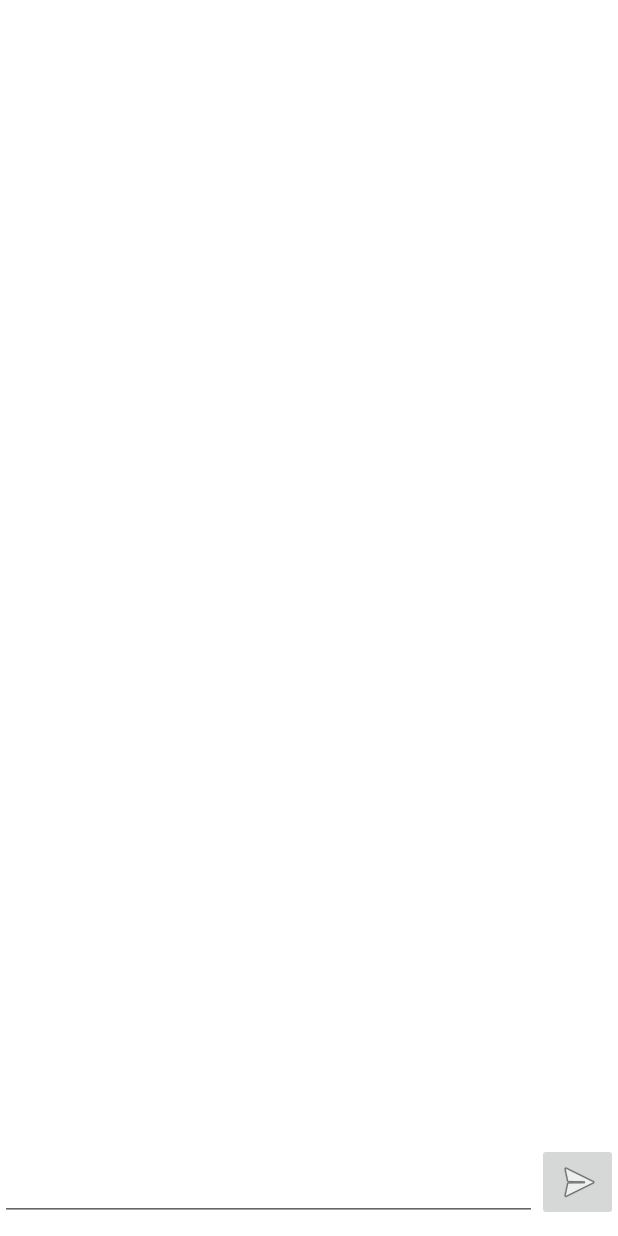
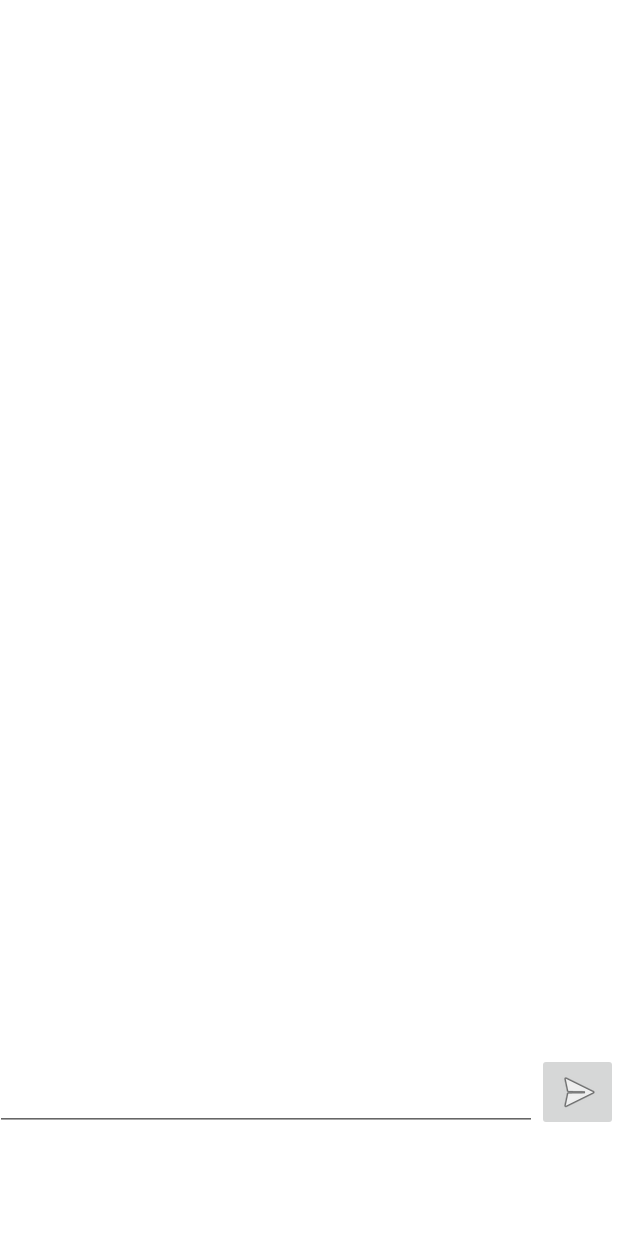
Before and after one commit to iyesha-Gonzalez/RatllerConnect, an Android app: the layout activity_chat.xml on its own in the app's theme, with its tools: preview values and no code run, on a phone screen of 412 x 824 dp. Run offline under Robolectric (Android 15) with nearby library versions, the light colour scheme and no system bars.

Commit message:
Final Code from Michael

```diff
--- a/app/src/main/AndroidManifest.xml
+++ b/app/src/main/AndroidManifest.xml
@@ -17,11 +17,9 @@
         android:roundIcon="@mipmap/ic_launcher_round"
         android:supportsRtl="true"
         android:theme="@style/Theme.RattlerConnect">
-
-
         <activity android:name=".PostDetailActivity" />
         <activity android:name=".RegisterActivity" />
-        <activity android:name=".MainActivity" />
+        <activity android:name=".MainActivity" android:windowSoftInputMode="adjustPan"/>
         <activity android:name=".LoginActivity">
             <intent-filter>
                 <action android:name="android.intent.action.MAIN" />
--- a/app/src/main/java/com/example/rattlerconnect/Fragments/MessageFragment.java
+++ b/app/src/main/java/com/example/rattlerconnect/Fragments/MessageFragment.java
@@ -76,7 +76,7 @@
             final LinearLayoutManager linearLayoutManager = new LinearLayoutManager(getActivity());
             linearLayoutManager.setReverseLayout(true);
             rvChat.setLayoutManager(linearLayoutManager);
-
+            refreshMessages();
             // When send button is clicked, create message object on Parse
             btSend.setOnClickListener(new View.OnClickListener() {
                 @Override
--- a/app/src/main/java/com/example/rattlerconnect/LoginActivity.java
+++ b/app/src/main/java/com/example/rattlerconnect/LoginActivity.java
@@ -120,5 +120,6 @@
     private void goMainActivity() {
         Intent i = new Intent(this, MainActivity.class);
         startActivity(i);
+        finish();
     }
 }
--- a/app/src/main/res/layout/activity_chat.xml
+++ b/app/src/main/res/layout/activity_chat.xml
@@ -3,34 +3,42 @@
     android:background="@android:color/white"
     android:layout_width="match_parent"
     android:layout_height="match_parent">
+
     <androidx.recyclerview.widget.RecyclerView
         android:id="@+id/rvChat"
-        android:transcriptMode="alwaysScroll"
+        android:layout_width="match_parent"
+        android:layout_height="wrap_content"
+        android:layout_above="@+id/rlSend"
+        android:layout_alignParentStart="true"
         android:layout_alignParentTop="true"
-        android:layout_alignParentStart="true"
         android:layout_alignParentEnd="true"
-        android:layout_above="@+id/rlSend"
-        android:layout_width="wrap_content"
-        android:layout_height="match_parent" />
+        android:layout_marginEnd="0dp"
+        android:layout_marginBottom="-4dp"
+        android:transcriptMode="alwaysScroll" />
+
     <RelativeLayout
         android:id="@+id/rlSend"
+        android:layout_width="match_parent"
+        android:layout_height="wrap_content"
+        android:layout_alignParentStart="true"
         android:layout_alignParentBottom="true"
-        android:layout_width="match_parent"
+        android:layout_marginStart="-3dp"
+        android:layout_marginBottom="60dp"
+        android:paddingLeft="0dp"
         android:paddingTop="5dp"
-        android:paddingBottom="10dp"
-        android:paddingLeft="0dp"
         android:paddingRight="0dp"
-        android:layout_height="wrap_content" >
+        android:paddingBottom="10dp">
+
         <EditText
             android:id="@+id/etMessage"
-            android:layout_toStartOf="@+id/btSend"
-            android:layout_alignBottom="@+id/btSend"
             android:layout_width="match_parent"
             android:layout_height="wrap_content"
+            android:layout_alignBottom="@+id/btSend"
+            android:layout_toStartOf="@+id/btSend"
+            android:autofillHints=""
             android:gravity="top"
-            android:inputType="textShortMessage"
             android:imeOptions="actionSend"
-            android:autofillHints="" />
+            android:inputType="textShortMessage" />
 
         <ImageButton
             android:id="@+id/btSend"
--- a/build.gradle
+++ b/build.gradle
@@ -8,7 +8,7 @@
         maven{url"https://jitpack.io"}
     }
     dependencies {
-        classpath "com.android.tools.build:gradle:4.1.2"
+        classpath 'com.android.tools.build:gradle:4.1.3'
 
         // NOTE: Do not place your application dependencies here; they belong
         // in the individual module build.gradle files
```
Also changed, not shown: app/src/main/res/layout/activity_chat_list.xml (deleted, +0 -13 lines).
